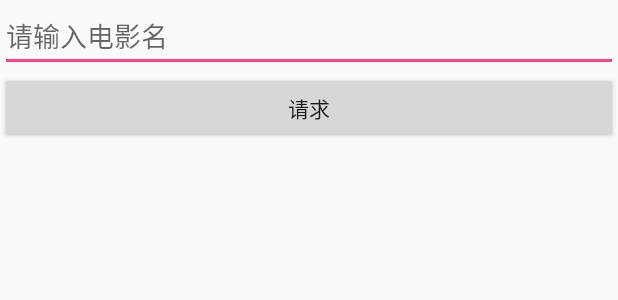
After one commit to Unixtrong/YMCourse, an Android app: the layout activity_l32_http_activiy.xml on its own in the app's theme, with its tools: preview values and no code run, on a phone screen of 412 x 824 dp. The commit adds this screen. Shown: the top 300 px of the screen. Run offline under Robolectric (Android 15) with nearby library versions, the phone set to English and light mode, and no system bars; network calls fail.

Commit message:
update l32: http request.

```diff
--- a/app/src/main/AndroidManifest.xml
+++ b/app/src/main/AndroidManifest.xml
@@ -4,6 +4,7 @@
 
     <uses-permission android:name="android.permission.READ_EXTERNAL_STORAGE"/>
     <uses-permission android:name="android.permission.WRITE_EXTERNAL_STORAGE"/>
+    <uses-permission android:name="android.permission.INTERNET"/>
 
     <application
         android:allowBackup="true"
@@ -74,6 +75,10 @@
         </activity>
         <activity android:name=".ui.L31RelativeActivity">
         </activity>
+        <activity android:name=".exercise.ExcHttpActivity">
+        </activity>
+        <activity android:name=".ui.L32HttpActiviy">
+        </activity>
     </application>
 
 </manifest>
--- a/app/src/main/kotlin/com/huangshan/demo/kt/ui/HomeActivity.kt
+++ b/app/src/main/kotlin/com/huangshan/demo/kt/ui/HomeActivity.kt
@@ -7,6 +7,7 @@ import android.support.v7.app.AppCompatActivity
 import android.widget.ArrayAdapter
 import android.widget.ListView
 import com.huangshan.demo.R
+import com.huangshan.demo.exercise.ExcHttpActivity
 import com.huangshan.demo.exercise.ExcJson
 import com.huangshan.demo.sample.BillActivity
 import com.huangshan.demo.ui.*
@@ -30,6 +31,8 @@ class HomeActivity : AppCompatActivity() {
 
     private fun getCourseActivities(): List<ActivityInfo> {
         return arrayOf(
+                L32HttpActiviy::class.java,
+                ExcHttpActivity::class.java,
                 L31RelativeActivity::class.java,
                 BillActivity::class.java,
                 L30StyleActivity::class.java,
--- /dev/null
+++ b/app/src/main/res/layout/activity_l32_http_activiy.xml
@@ -0,0 +1,30 @@
+<?xml version="1.0" encoding="utf-8"?>
+<LinearLayout
+    xmlns:android="http://schemas.android.com/apk/res/android"
+    xmlns:tools="http://schemas.android.com/tools"
+    android:layout_width="match_parent"
+    android:layout_height="match_parent"
+    android:orientation="vertical"
+    tools:context="com.huangshan.demo.ui.L32HttpActiviy">
+
+    <EditText
+        android:layout_width="match_parent"
+        android:layout_height="wrap_content"
+        android:hint="请输入电影名"/>
+
+    <Button
+        android:layout_width="match_parent"
+        android:layout_height="wrap_content"
+        android:onClick="startRequest"
+        android:text="请求"/>
+
+    <ScrollView
+        android:layout_width="match_parent"
+        android:layout_height="match_parent">
+
+        <TextView
+            android:id="@+id/l32_tv_content"
+            android:layout_width="match_parent"
+            android:layout_height="wrap_content"/>
+    </ScrollView>
+</LinearLayout>
```
Also changed, not shown: app/src/main/java/com/huangshan/demo/exercise/ExcHttpActivity.kt (added, +45 -0 lines), app/src/main/java/com/huangshan/demo/ui/L32HttpActiviy.java (added, +85 -0 lines), app/src/main/java/com/huangshan/demo/utils/KotlinUtils.kt (added, +15 -0 lines), app/src/main/res/layout/activity_exc_http.xml (added, +26 -0 lines).
